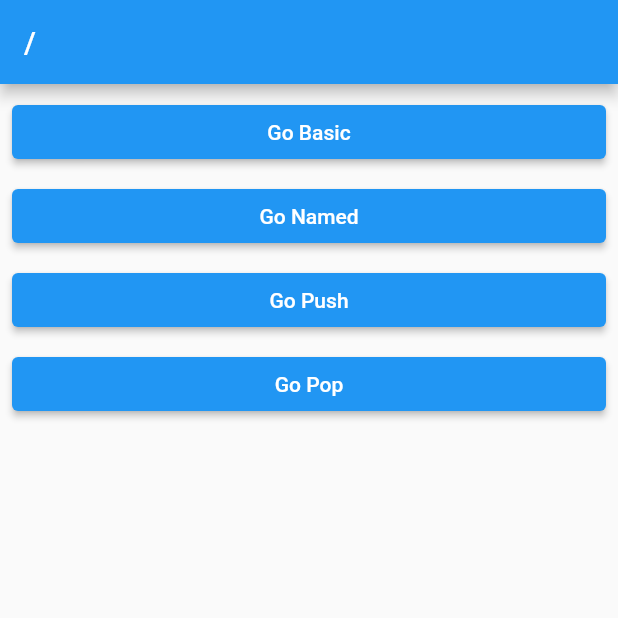
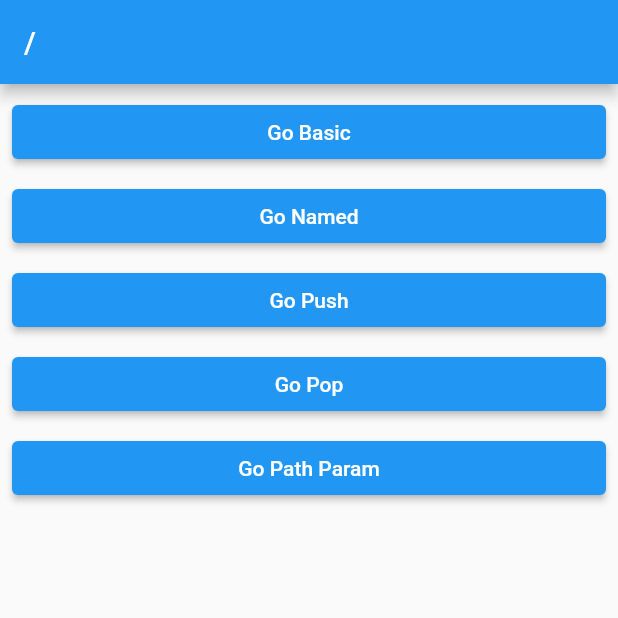
Before and after one commit to bulkyCHOI/go_route_v7, a Flutter app: the screen it shows after launch, on a phone screen of 412 x 824 dp, the top half of it. Run offline on Flutter 3.47's test engine with Material 2 defaults, Android fonts, the phone set to English and light mode, and no system bars; our stand-ins replace go_router.

Commit message:
230901 | 섹션13-7 Path Parameters

```diff
--- a/lib/route/router.dart
+++ b/lib/route/router.dart
@@ -3,6 +3,7 @@
 import 'package:go_route_v7/screen/3_push_screen.dart';
 import 'package:go_route_v7/screen/4_pop_base_screen.dart';
 import 'package:go_route_v7/screen/5_pop_return_screen.dart';
+import 'package:go_route_v7/screen/6_path_param_screen.dart';
 import 'package:go_route_v7/screen/root_screen.dart';
 import 'package:go_router/go_router.dart';
 
@@ -47,7 +48,20 @@
                 return PopReturnScreen();
               },
             )
-            ])
+          ],
+        ),
+        GoRoute(
+            path: 'path_param/:id',
+            builder: (context, state) {
+              return PathParamScreen();
+            },
+            routes: [
+              GoRoute(
+                  path: ':name',
+                  builder: (context, state) {
+                    return PathParamScreen();
+                  })
+            ]),
       ],
     ),
   ],
--- /dev/null
+++ b/lib/screen/6_path_param_screen.dart
@@ -0,0 +1,24 @@
+import 'package:flutter/material.dart';
+import 'package:go_route_v7/layout/default_layout.dart';
+import 'package:go_router/go_router.dart';
+
+class PathParamScreen extends StatelessWidget {
+  const PathParamScreen({Key? key}) : super(key: key);
+
+  @override
+  Widget build(BuildContext context) {
+    return DefaultLayout(
+      body: ListView(
+        children: [
+          Text('Path Param: ${GoRouterState.of(context).pathParameters}'),
+          ElevatedButton(
+            onPressed: () {
+              context.go('/path_param/456/codefactory');
+            },
+            child: Text('Path Param'),
+          ),
+        ],
+      ),
+    );
+  }
+}
--- a/lib/screen/root_screen.dart
+++ b/lib/screen/root_screen.dart
@@ -40,6 +40,13 @@
             },
             child: Text('Go Pop'),
           ),
+          SizedBox(height: 8.0,),
+          ElevatedButton(
+            onPressed: () {
+              context.go('/path_param/456');
+            },
+            child: Text('Go Path Param'),
+          ),
         ],
       ),
     );
```
Lines whose indentation alone changed are shown as unchanged.
